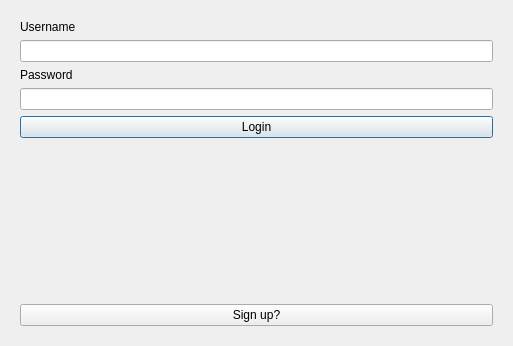
This is frontend/dialog.ui in commmrade/clicker as Qt 5 draws it before an edit. The edited form follows.
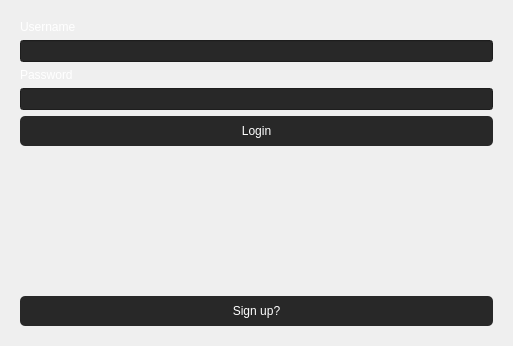
This is the edited form.

What changed in the file:
```diff
--- a/frontend/dialog.ui
+++ b/frontend/dialog.ui
@@ -13,6 +13,16 @@
   <property name="windowTitle">
    <string>Dialog</string>
   </property>
+  <property name="styleSheet">
+   <string notr="true">QDialog {
+    background: qlineargradient(
+        x1: 0, y1: 0, x2: 1, y2: 1,
+        stop: 0 #3a3a3a,  /* Start color (red) */
+        stop: 1 #212121   /* End color (blue) */
+    );
+}
+</string>
+  </property>
   <layout class="QVBoxLayout" name="verticalLayout">
    <item>
     <widget class="QStackedWidget" name="stackedWidget">
@@ -25,6 +35,9 @@
         <layout class="QVBoxLayout" name="verticalLayout_2">
          <item>
           <widget class="QLabel" name="usrname_label">
+           <property name="styleSheet">
+            <string notr="true">color: white;</string>
+           </property>
            <property name="text">
             <string>Username</string>
            </property>
@@ -32,6 +45,14 @@
          </item>
          <item>
           <widget class="QLineEdit" name="name_edit">
+           <property name="styleSheet">
+            <string notr="true">QLineEdit {
+	background-color: #282828;
+	color: white;
+
+
+}</string>
+           </property>
            <property name="maxLength">
             <number>16</number>
            </property>
@@ -39,6 +60,9 @@
          </item>
          <item>
           <widget class="QLabel" name="pass_label">
+           <property name="styleSheet">
+            <string notr="true">color: white;</string>
+           </property>
            <property name="text">
             <string>Password</string>
            </property>
@@ -46,6 +70,14 @@
          </item>
          <item>
           <widget class="QLineEdit" name="pass_edit">
+           <property name="styleSheet">
+            <string notr="true">QLineEdit {
+	background-color: #282828;
+	color: white;
+
+
+}</string>
+           </property>
            <property name="maxLength">
             <number>32</number>
            </property>
@@ -53,6 +85,25 @@
          </item>
          <item>
           <widget class="QPushButton" name="login_btn">
+           <property name="styleSheet">
+            <string notr="true">QPushButton {
+	background-color: #282828;
+ 	color: white;
+	border-radius: 5%;
+	border: none;
+	height: 30%;
+}
+QPushButton:hover {
+	background-color: #212121;
+
+}
+QPushButton:pressed {
+	background-color: #191919;
+	padding-left: 52%;
+}
+
+</string>
+           </property>
            <property name="text">
             <string>Login</string>
            </property>
@@ -73,6 +124,25 @@
          </item>
          <item>
           <widget class="QPushButton" name="switch_to_log_btn_2">
+           <property name="styleSheet">
+            <string notr="true">QPushButton {
+	background-color: #282828;
+ 	color: white;
+	border-radius: 5%;
+	border: none;
+	height: 30%;
+}
+QPushButton:hover {
+	background-color: #212121;
+
+}
+QPushButton:pressed {
+	background-color: #191919;
+	padding-left: 52%;
+}
+
+</string>
+           </property>
            <property name="text">
             <string>Sign up?</string>
            </property>
```
Left out of the diff: 56 changed lines with no effect on the pictures.
